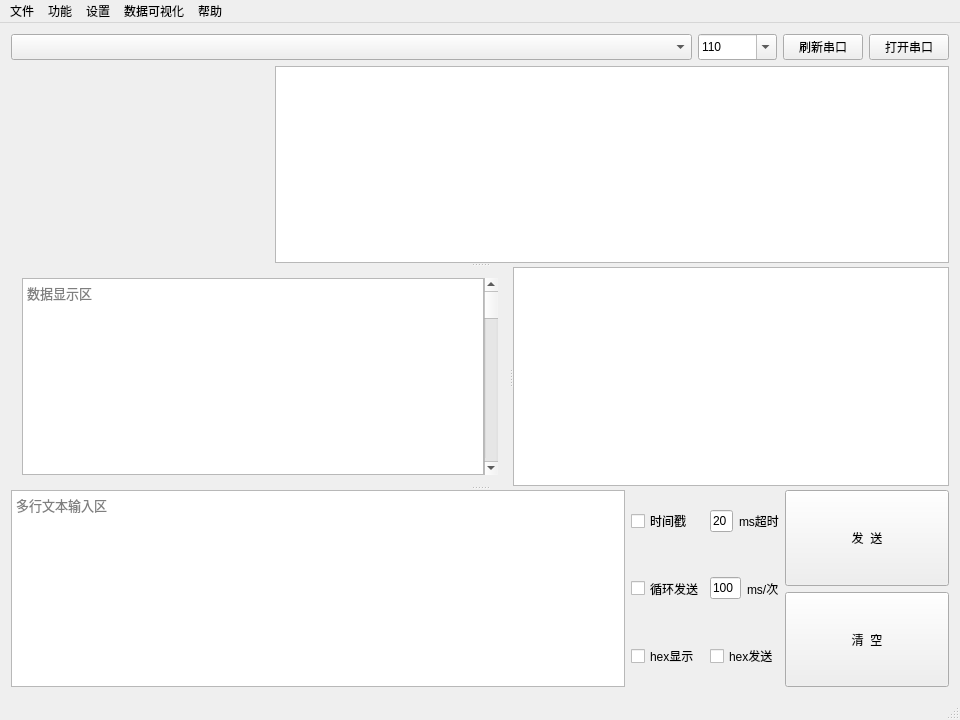
Above: ComAssistant/ui/mainwindow.ui from petertheprocess/ComAssistant before the change. Below: the same form after it.
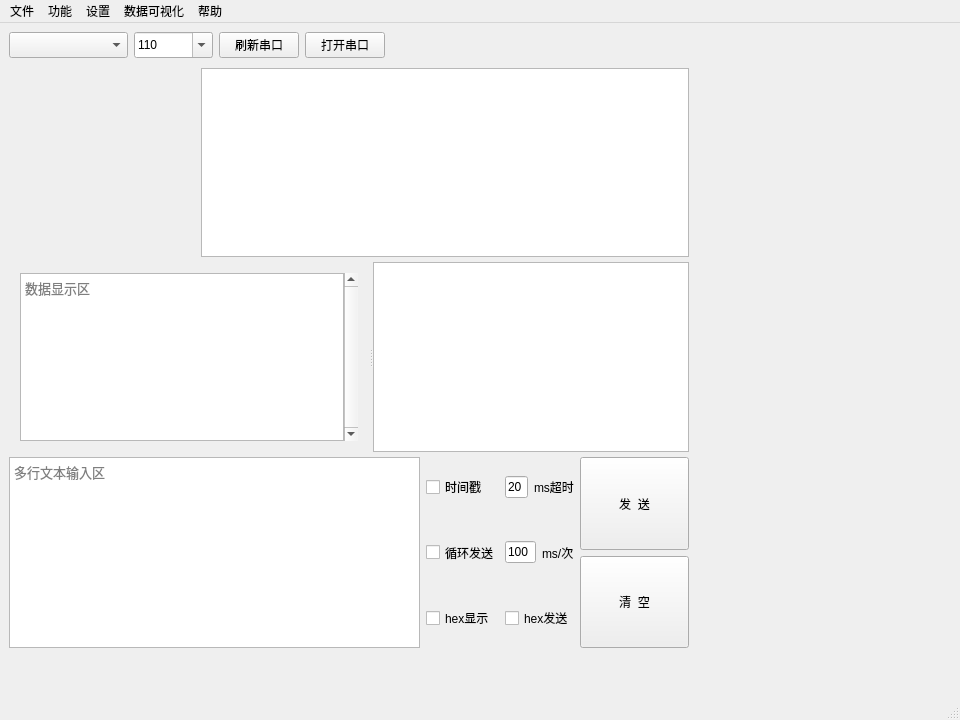
That is the form after the change. Custom widgets are drawn as their Qt base class.

Commit message: 输入框也支持调整控件大小；修复设置背景色时显示区滚动条颜色也被改变的问题；

The edit to the form file:
```diff
--- a/ComAssistant/ui/mainwindow.ui
+++ b/ComAssistant/ui/mainwindow.ui
@@ -14,107 +14,227 @@
    <string>串口调试助手</string>
   </property>
   <widget class="QWidget" name="centralWidget">
-   <layout class="QFormLayout" name="formLayout_4">
-    <item row="1" column="0" colspan="2">
-     <widget class="QSplitter" name="splitter_io">
-      <property name="orientation">
-       <enum>Qt::Vertical</enum>
-      </property>
-      <widget class="QSplitter" name="splitter_visulize">
-       <property name="sizePolicy">
-        <sizepolicy hsizetype="Preferred" vsizetype="Preferred">
-         <horstretch>0</horstretch>
-         <verstretch>0</verstretch>
-        </sizepolicy>
-       </property>
-       <property name="orientation">
-        <enum>Qt::Horizontal</enum>
-       </property>
-       <property name="handleWidth">
-        <number>1</number>
-       </property>
-       <widget class="MyQCustomPlot" name="customPlot" native="true">
-        <property name="sizePolicy">
-         <sizepolicy hsizetype="Preferred" vsizetype="Preferred">
-          <horstretch>0</horstretch>
-          <verstretch>1</verstretch>
-         </sizepolicy>
-        </property>
-        <property name="baseSize">
-         <size>
-          <width>0</width>
-          <height>0</height>
-         </size>
-        </property>
-       </widget>
-       <widget class="QTableWidget" name="valueDisplay">
-        <property name="sizePolicy">
-         <sizepolicy hsizetype="Preferred" vsizetype="Preferred">
-          <horstretch>0</horstretch>
-          <verstretch>0</verstretch>
-         </sizepolicy>
-        </property>
-        <property name="contextMenuPolicy">
-         <enum>Qt::CustomContextMenu</enum>
-        </property>
-       </widget>
-      </widget>
-      <widget class="QSplitter" name="splitter_output">
-       <property name="orientation">
-        <enum>Qt::Horizontal</enum>
-       </property>
-       <widget class="QWidget" name="">
-        <layout class="QHBoxLayout" name="layout_textBrowser">
-         <property name="spacing">
+   <widget class="QWidget" name="widget_ctrl" native="true">
+    <property name="geometry">
+     <rect>
+      <x>9</x>
+      <y>9</y>
+      <width>376</width>
+      <height>30</height>
+     </rect>
+    </property>
+    <layout class="QFormLayout" name="formLayout_3">
+     <property name="horizontalSpacing">
+      <number>6</number>
+     </property>
+     <property name="leftMargin">
+      <number>0</number>
+     </property>
+     <property name="topMargin">
+      <number>0</number>
+     </property>
+     <property name="rightMargin">
+      <number>0</number>
+     </property>
+     <property name="bottomMargin">
           <number>0</number>
          </property>
+     <item row="0" column="0" colspan="2">
+      <layout class="QHBoxLayout" name="layout_ctrl" stretch="1,0,0,0">
          <item>
-          <widget class="QTextBrowser" name="textBrowser">
-           <property name="font">
-            <font>
-             <family>Consolas</family>
-             <pointsize>10</pointsize>
-            </font>
-           </property>
-           <property name="contextMenuPolicy">
-            <enum>Qt::CustomContextMenu</enum>
-           </property>
-           <property name="autoFillBackground">
+        <widget class="QComboBox" name="comList">
+         <property name="sizePolicy">
+          <sizepolicy hsizetype="Preferred" vsizetype="Preferred">
+           <horstretch>0</horstretch>
+           <verstretch>0</verstretch>
+          </sizepolicy>
+         </property>
+         <property name="editable">
             <bool>false</bool>
            </property>
-           <property name="textInteractionFlags">
-            <set>Qt::LinksAccessibleByKeyboard|Qt::LinksAccessibleByMouse|Qt::TextBrowserInteraction|Qt::TextSelectableByKeyboard|Qt::TextSelectableByMouse</set>
-           </property>
-           <property name="placeholderText">
-            <string>数据显示区</string>
-           </property>
-           <property name="openExternalLinks">
+        </widget>
+       </item>
+       <item>
+        <widget class="QComboBox" name="baudrateList">
+         <property name="sizePolicy">
+          <sizepolicy hsizetype="Preferred" vsizetype="Preferred">
+           <horstretch>0</horstretch>
+           <verstretch>0</verstretch>
+          </sizepolicy>
+         </property>
+         <property name="editable">
             <bool>true</bool>
            </property>
-          </widget>
+         <property name="currentText">
+          <string>110</string>
+         </property>
+         <item>
+          <property name="text">
+           <string>110</string>
+          </property>
          </item>
          <item>
-          <widget class="QScrollBar" name="textBrowserScrollBar">
-           <property name="orientation">
-            <enum>Qt::Vertical</enum>
-           </property>
-          </widget>
-         </item>
-        </layout>
-       </widget>
-       <widget class="QListWidget" name="multiString">
-        <property name="font">
-         <font>
-          <family>Consolas</family>
-          <pointsize>10</pointsize>
-         </font>
-        </property>
-        <property name="contextMenuPolicy">
-         <enum>Qt::CustomContextMenu</enum>
-        </property>
-       </widget>
+          <property name="text">
+           <string>300</string>
+          </property>
+         </item>
+         <item>
+          <property name="text">
+           <string>600</string>
+          </property>
+         </item>
+         <item>
+          <property name="text">
+           <string>1200</string>
+          </property>
+         </item>
+         <item>
+          <property name="text">
+           <string>2400</string>
+          </property>
+         </item>
+         <item>
+          <property name="text">
+           <string>4800</string>
+          </property>
+         </item>
+         <item>
+          <property name="text">
+           <string>9600</string>
+          </property>
+         </item>
+         <item>
+          <property name="text">
+           <string>14400</string>
+          </property>
+         </item>
+         <item>
+          <property name="text">
+           <string>19200</string>
+          </property>
+         </item>
+         <item>
+          <property name="text">
+           <string>38400</string>
+          </property>
+         </item>
+         <item>
+          <property name="text">
+           <string>57600</string>
+          </property>
+         </item>
+         <item>
+          <property name="text">
+           <string>74880</string>
+          </property>
+         </item>
+         <item>
+          <property name="text">
+           <string>115200</string>
+          </property>
+         </item>
+         <item>
+          <property name="text">
+           <string>128000</string>
+          </property>
+         </item>
+         <item>
+          <property name="text">
+           <string>230400</string>
+          </property>
+         </item>
+         <item>
+          <property name="text">
+           <string>256000</string>
+          </property>
+         </item>
+         <item>
+          <property name="text">
+           <string>460800</string>
+          </property>
+         </item>
+         <item>
+          <property name="text">
+           <string>500000</string>
+          </property>
+         </item>
+         <item>
+          <property name="text">
+           <string>512000</string>
+          </property>
+         </item>
+         <item>
+          <property name="text">
+           <string>600000</string>
+          </property>
+         </item>
+         <item>
+          <property name="text">
+           <string>921600</string>
+          </property>
+         </item>
+         <item>
+          <property name="text">
+           <string>1000000</string>
+          </property>
+         </item>
+         <item>
+          <property name="text">
+           <string>1500000</string>
+          </property>
+         </item>
+         <item>
+          <property name="text">
+           <string>2000000</string>
+          </property>
+         </item>
+        </widget>
+       </item>
+       <item>
+        <widget class="QPushButton" name="refreshCom">
+         <property name="sizePolicy">
+          <sizepolicy hsizetype="Minimum" vsizetype="Preferred">
+           <horstretch>0</horstretch>
+           <verstretch>0</verstretch>
+          </sizepolicy>
+         </property>
+         <property name="text">
+          <string>刷新串口</string>
+         </property>
+         <property name="shortcut">
+          <string>F5</string>
+         </property>
+        </widget>
+       </item>
+       <item>
+        <widget class="QPushButton" name="comSwitch">
+         <property name="sizePolicy">
+          <sizepolicy hsizetype="Minimum" vsizetype="Preferred">
+           <horstretch>0</horstretch>
+           <verstretch>0</verstretch>
+          </sizepolicy>
+         </property>
+         <property name="text">
+          <string>打开串口</string>
+         </property>
+         <property name="checkable">
+          <bool>true</bool>
+         </property>
+        </widget>
+       </item>
+      </layout>
+     </item>
+    </layout>
       </widget>
       <widget class="QWidget" name="widget_input" native="true">
+    <property name="geometry">
+     <rect>
+      <x>9</x>
+      <y>434</y>
+      <width>680</width>
+      <height>191</height>
+     </rect>
+    </property>
        <layout class="QFormLayout" name="formLayout_2">
         <property name="leftMargin">
          <number>0</number>
@@ -352,215 +472,119 @@
         </item>
        </layout>
       </widget>
-     </widget>
-    </item>
-    <item row="0" column="0" colspan="2">
-     <widget class="QWidget" name="widget_ctrl" native="true">
-      <layout class="QFormLayout" name="formLayout_3">
-       <property name="horizontalSpacing">
-        <number>6</number>
-       </property>
-       <property name="leftMargin">
-        <number>0</number>
-       </property>
-       <property name="topMargin">
+   <widget class="QSplitter" name="splitter_display">
+    <property name="geometry">
+     <rect>
+      <x>9</x>
+      <y>239</y>
+      <width>680</width>
+      <height>190</height>
+     </rect>
+    </property>
+    <property name="orientation">
+     <enum>Qt::Horizontal</enum>
+    </property>
+    <widget class="QWidget" name="">
+     <layout class="QHBoxLayout" name="layout_textBrowser">
+      <property name="spacing">
         <number>0</number>
        </property>
-       <property name="rightMargin">
-        <number>0</number>
-       </property>
-       <property name="bottomMargin">
-        <number>0</number>
-       </property>
-       <item row="0" column="0" colspan="2">
-        <layout class="QHBoxLayout" name="layout_ctrl" stretch="1,0,0,0">
          <item>
-          <widget class="QComboBox" name="comList">
-           <property name="sizePolicy">
-            <sizepolicy hsizetype="Preferred" vsizetype="Preferred">
-             <horstretch>0</horstretch>
-             <verstretch>0</verstretch>
-            </sizepolicy>
-           </property>
-           <property name="editable">
+       <widget class="QTextBrowser" name="textBrowser">
+        <property name="font">
+         <font>
+          <family>Consolas</family>
+          <pointsize>10</pointsize>
+         </font>
+        </property>
+        <property name="contextMenuPolicy">
+         <enum>Qt::CustomContextMenu</enum>
+        </property>
+        <property name="autoFillBackground">
             <bool>false</bool>
            </property>
-          </widget>
-         </item>
-         <item>
-          <widget class="QComboBox" name="baudrateList">
-           <property name="sizePolicy">
-            <sizepolicy hsizetype="Preferred" vsizetype="Preferred">
-             <horstretch>0</horstretch>
-             <verstretch>0</verstretch>
-            </sizepolicy>
-           </property>
-           <property name="editable">
+        <property name="textInteractionFlags">
+         <set>Qt::LinksAccessibleByKeyboard|Qt::LinksAccessibleByMouse|Qt::TextBrowserInteraction|Qt::TextSelectableByKeyboard|Qt::TextSelectableByMouse</set>
+        </property>
+        <property name="placeholderText">
+         <string>数据显示区</string>
+        </property>
+        <property name="openExternalLinks">
             <bool>true</bool>
            </property>
-           <property name="currentText">
-            <string>110</string>
-           </property>
-           <item>
-            <property name="text">
-             <string>110</string>
-            </property>
+       </widget>
            </item>
            <item>
-            <property name="text">
-             <string>300</string>
-            </property>
-           </item>
-           <item>
-            <property name="text">
-             <string>600</string>
-            </property>
-           </item>
-           <item>
-            <property name="text">
-             <string>1200</string>
-            </property>
-           </item>
-           <item>
-            <property name="text">
-             <string>2400</string>
-            </property>
-           </item>
-           <item>
-            <property name="text">
-             <string>4800</string>
-            </property>
-           </item>
-           <item>
-            <property name="text">
-             <string>9600</string>
-            </property>
-           </item>
-           <item>
-            <property name="text">
-             <string>14400</string>
-            </property>
-           </item>
-           <item>
-            <property name="text">
-             <string>19200</string>
-            </property>
-           </item>
-           <item>
-            <property name="text">
-             <string>38400</string>
-            </property>
-           </item>
-           <item>
-            <property name="text">
-             <string>57600</string>
-            </property>
-           </item>
-           <item>
-            <property name="text">
-             <string>74880</string>
-            </property>
-           </item>
-           <item>
-            <property name="text">
-             <string>115200</string>
-            </property>
-           </item>
-           <item>
-            <property name="text">
-             <string>128000</string>
-            </property>
-           </item>
-           <item>
-            <property name="text">
-             <string>230400</string>
-            </property>
-           </item>
-           <item>
-            <property name="text">
-             <string>256000</string>
-            </property>
-           </item>
-           <item>
-            <property name="text">
-             <string>460800</string>
-            </property>
-           </item>
-           <item>
-            <property name="text">
-             <string>500000</string>
-            </property>
-           </item>
-           <item>
-            <property name="text">
-             <string>512000</string>
-            </property>
-           </item>
-           <item>
-            <property name="text">
-             <string>600000</string>
-            </property>
-           </item>
-           <item>
-            <property name="text">
-             <string>921600</string>
-            </property>
-           </item>
-           <item>
-            <property name="text">
-             <string>1000000</string>
-            </property>
-           </item>
-           <item>
-            <property name="text">
-             <string>1500000</string>
-            </property>
-           </item>
-           <item>
-            <property name="text">
-             <string>2000000</string>
-            </property>
-           </item>
-          </widget>
-         </item>
-         <item>
-          <widget class="QPushButton" name="refreshCom">
+       <widget class="QScrollBar" name="textBrowserScrollBar">
+        <property name="maximum">
+         <number>0</number>
+        </property>
+        <property name="orientation">
+         <enum>Qt::Vertical</enum>
+        </property>
+       </widget>
+      </item>
+     </layout>
+    </widget>
+    <widget class="QListWidget" name="multiString">
+     <property name="font">
+      <font>
+       <family>Consolas</family>
+       <pointsize>10</pointsize>
+      </font>
+     </property>
+     <property name="contextMenuPolicy">
+      <enum>Qt::CustomContextMenu</enum>
+     </property>
+    </widget>
+   </widget>
+   <widget class="QSplitter" name="splitter_visulize">
+    <property name="geometry">
+     <rect>
+      <x>9</x>
+      <y>45</y>
+      <width>680</width>
+      <height>189</height>
+     </rect>
+    </property>
+    <property name="sizePolicy">
+     <sizepolicy hsizetype="Preferred" vsizetype="Preferred">
+      <horstretch>0</horstretch>
+      <verstretch>0</verstretch>
+     </sizepolicy>
+    </property>
+    <property name="orientation">
+     <enum>Qt::Horizontal</enum>
+    </property>
+    <property name="handleWidth">
+     <number>1</number>
+    </property>
+    <widget class="MyQCustomPlot" name="customPlot" native="true">
            <property name="sizePolicy">
-            <sizepolicy hsizetype="Minimum" vsizetype="Preferred">
+      <sizepolicy hsizetype="Preferred" vsizetype="Preferred">
              <horstretch>0</horstretch>
-             <verstretch>0</verstretch>
-            </sizepolicy>
-           </property>
-           <property name="text">
-            <string>刷新串口</string>
-           </property>
-           <property name="shortcut">
-            <string>F5</string>
-           </property>
-          </widget>
-         </item>
-         <item>
-          <widget class="QPushButton" name="comSwitch">
+       <verstretch>1</verstretch>
+      </sizepolicy>
+     </property>
+     <property name="baseSize">
+      <size>
+       <width>0</width>
+       <height>0</height>
+      </size>
+     </property>
+    </widget>
+    <widget class="QTableWidget" name="valueDisplay">
            <property name="sizePolicy">
-            <sizepolicy hsizetype="Minimum" vsizetype="Preferred">
+      <sizepolicy hsizetype="Preferred" vsizetype="Preferred">
              <horstretch>0</horstretch>
              <verstretch>0</verstretch>
             </sizepolicy>
            </property>
-           <property name="text">
-            <string>打开串口</string>
-           </property>
-           <property name="checkable">
-            <bool>true</bool>
-           </property>
-          </widget>
-         </item>
-        </layout>
-       </item>
-      </layout>
-     </widget>
-    </item>
-   </layout>
+     <property name="contextMenuPolicy">
+      <enum>Qt::CustomContextMenu</enum>
+     </property>
+    </widget>
+   </widget>
   </widget>
   <widget class="QStatusBar" name="statusBar"/>
   <widget class="QMenuBar" name="menuBar">
```
Lines whose indentation alone changed are shown as unchanged. The commit also changes 2 other files.
